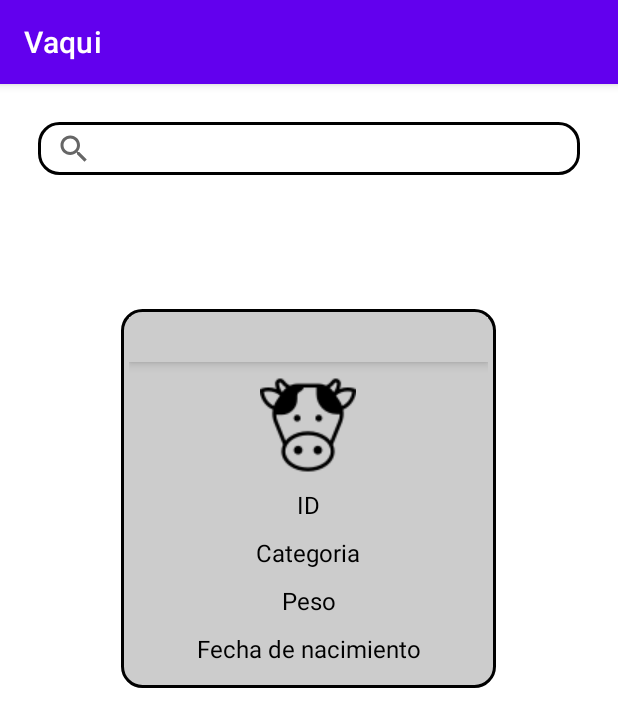
After one commit to Alejft18/Vaqui, an Android app: the fragment DetalleBovinoFragment shown on its own in the app's theme, on a phone screen of 412 x 824 dp. The commit adds this screen. Shown: the top 727 px of the screen. Run offline under Robolectric (Android 15) with nearby library versions, the phone set to English and light mode, and no system bars.

Commit message:
Buscador Bovino

```diff
--- /dev/null
+++ b/app/src/main/java/com/example/vaqui/Buscador/DetalleBovinoFragment.kt
@@ -0,0 +1,60 @@
+package com.example.vaqui.Buscador
+
+import android.os.Bundle
+import androidx.fragment.app.Fragment
+import android.view.LayoutInflater
+import android.view.View
+import android.view.ViewGroup
+import com.example.vaqui.R
+
+// TODO: Rename parameter arguments, choose names that match
+// the fragment initialization parameters, e.g. ARG_ITEM_NUMBER
+private const val ARG_PARAM1 = "param1"
+private const val ARG_PARAM2 = "param2"
+
+/**
+ * A simple [Fragment] subclass.
+ * Use the [DetalleBovinoFragment.newInstance] factory method to
+ * create an instance of this fragment.
+ */
+class DetalleBovinoFragment : Fragment() {
+    // TODO: Rename and change types of parameters
+    private var param1: String? = null
+    private var param2: String? = null
+
+    override fun onCreate(savedInstanceState: Bundle?) {
+        super.onCreate(savedInstanceState)
+        arguments?.let {
+            param1 = it.getString(ARG_PARAM1)
+            param2 = it.getString(ARG_PARAM2)
+        }
+    }
+
+    override fun onCreateView(
+        inflater: LayoutInflater, container: ViewGroup?,
+        savedInstanceState: Bundle?
+    ): View? {
+        // Inflate the layout for this fragment
+        return inflater.inflate(R.layout.fragment_detalle_bovino, container, false)
+    }
+
+    companion object {
+        /**
+         * Use this factory method to create a new instance of
+         * this fragment using the provided parameters.
+         *
+         * @param param1 Parameter 1.
+         * @param param2 Parameter 2.
+         * @return A new instance of fragment DetalleBovinoFragment.
+         */
+        // TODO: Rename and change types and number of parameters
+        @JvmStatic
+        fun newInstance(param1: String, param2: String) =
+            DetalleBovinoFragment().apply {
+                arguments = Bundle().apply {
+                    putString(ARG_PARAM1, param1)
+                    putString(ARG_PARAM2, param2)
+                }
+            }
+    }
+}
--- /dev/null
+++ b/app/src/main/res/layout/fragment_detalle_bovino.xml
@@ -0,0 +1,102 @@
+<?xml version="1.0" encoding="utf-8"?>
+<FrameLayout xmlns:android="http://schemas.android.com/apk/res/android"
+    xmlns:tools="http://schemas.android.com/tools"
+    android:layout_width="match_parent"
+    android:layout_height="match_parent"
+    tools:context=".Buscador.DetalleBovinoFragment">
+
+    <RelativeLayout
+        android:id="@+id/RlBuscador"
+        android:layout_width="match_parent"
+        android:layout_height="wrap_content" >
+
+        <SearchView
+            android:id="@+id/searchhView"
+            android:layout_width="match_parent"
+            android:layout_height="35dp"
+            android:layout_marginStart="25dp"
+            android:layout_marginTop="25dp"
+            android:layout_marginEnd="25dp"
+            android:layout_marginBottom="25dp"
+            android:background="@drawable/shape_buscador"
+            android:queryHint="Ingresa el ID"></SearchView>
+
+    </RelativeLayout>
+
+    <LinearLayout
+        android:layout_width="250dp"
+        android:layout_height="wrap_content"
+        android:orientation="vertical"
+        android:layout_gravity="center_horizontal"
+        android:background="@drawable/shape_detalle_mpleado"
+        android:layout_marginTop="150dp"
+        android:padding="5dp">
+
+        <LinearLayout
+            android:layout_width="match_parent"
+            android:layout_height="wrap_content"
+            android:orientation="vertical">
+            <com.google.android.material.appbar.AppBarLayout
+                android:layout_width="match_parent"
+                android:layout_height="wrap_content">
+                <Toolbar
+                    android:layout_width="match_parent"
+                    android:layout_height="30dp"
+                    android:id="@+id/tvBarra"
+                    android:background="@color/gris">
+                </Toolbar>
+            </com.google.android.material.appbar.AppBarLayout>
+
+            <ImageView
+                android:layout_width="wrap_content"
+                android:layout_height="wrap_content"
+                android:src="@drawable/vaca5"
+                android:layout_gravity="center"
+                android:layout_margin="10dp">
+            </ImageView>
+
+            <TextView
+                android:layout_width="match_parent"
+                android:layout_height="wrap_content"
+                android:text="ID"
+                android:textColor="@color/black"
+                android:textSize="16sp"
+                android:textAlignment="center"
+                android:layout_marginBottom="10dp">
+            </TextView>
+
+            <TextView
+                android:layout_width="match_parent"
+                android:layout_height="wrap_content"
+                android:text="Categoria"
+                android:textColor="@color/black"
+                android:textSize="16sp"
+                android:textAlignment="center"
+                android:layout_marginBottom="10dp">
+            </TextView>
+
+            <TextView
+                android:layout_width="match_parent"
+                android:layout_height="wrap_content"
+                android:text="Peso"
+                android:textColor="@color/black"
+                android:textSize="16sp"
+                android:textAlignment="center"
+                android:layout_marginBottom="10dp">
+            </TextView>
+
+            <TextView
+                android:layout_width="match_parent"
+                android:layout_height="wrap_content"
+                android:text="Fecha de nacimiento"
+                android:textColor="@color/black"
+                android:textSize="16sp"
+                android:textAlignment="center"
+                android:layout_marginBottom="10dp">
+            </TextView>
+
+        </LinearLayout>
+
+    </LinearLayout>
+
+</FrameLayout>
--- a/app/src/main/res/layout/item_buscador_bovino.xml
+++ b/app/src/main/res/layout/item_buscador_bovino.xml
@@ -12,11 +12,12 @@
             android:layout_width="match_parent"
             android:layout_height="wrap_content"
             android:orientation="horizontal"
-            android:background="@drawable/shape_buscador">
+            android:background="@drawable/shape_buscador"
+            android:padding="5dp">
             <ImageView
                 android:layout_width="wrap_content"
                 android:layout_height="match_parent"
-                android:src="@drawable/persona">
+                android:src="@drawable/vaca5">
             </ImageView>
 
             <LinearLayout
@@ -27,7 +28,7 @@
                 <TextView
                     android:layout_width="match_parent"
                     android:layout_height="wrap_content"
-                    android:text="Cédula"
+                    android:text="ID"
                     android:textAlignment="center"
                     android:textSize="20dp"
                     android:textColor="@color/black"
@@ -36,11 +37,12 @@
                 <TextView
                     android:layout_width="match_parent"
                     android:layout_height="wrap_content"
-                    android:text="Cargo"
+                    android:text="Categoria"
                     android:textAlignment="center"
                     android:textSize="20dp"
                     android:textColor="@color/black">
                 </TextView>
+
             </LinearLayout>
         </LinearLayout>
     </androidx.cardview.widget.CardView>
```
Also changed, not shown: app/src/main/res/drawable-v24/vaca5.png (added).
